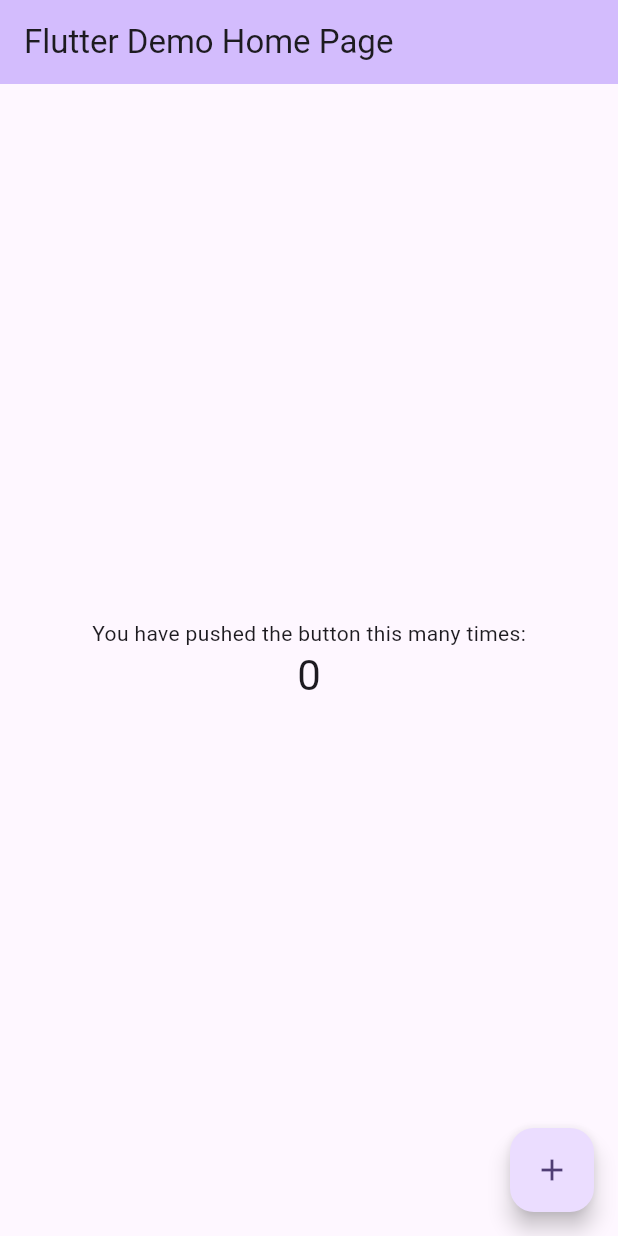
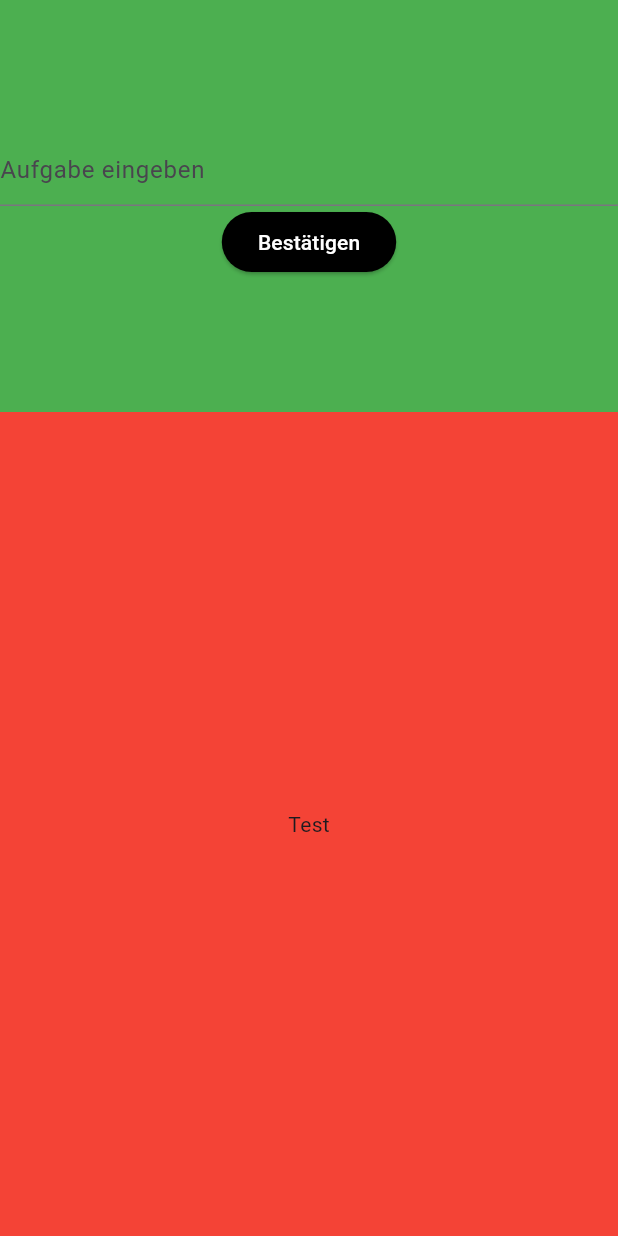
Before and after one commit to SoftwareLukas665/ToDoApp_Test, a Flutter app: the screen it shows after launch, on a phone screen of 412 x 824 dp. Run offline on Flutter 3.47's test engine with Material 3 defaults, Android fonts, the phone set to English and light mode, and no system bars.

Commit message:
taskSide hinzugefügt

```diff
--- a/lib/main.dart
+++ b/lib/main.dart
@@ -1,4 +1,5 @@
 import 'package:flutter/material.dart';
+import 'package:test_windows_projekt/taskSide.dart';
 
 void main() {
   runApp(const MyApp());
@@ -11,65 +12,11 @@ class MyApp extends StatelessWidget {
   @override
   Widget build(BuildContext context) {
     return MaterialApp(
-      //Update: Hier ist ein neuer Text
-      // Update 2 mal schauen ob es jetzt klappt git du hurensohn
-      // Junge ich kotze
-      // Fun Fact: Diese Linie wurde auf Windows bearbeitet
-
-      // Automatisch?
-      // 5 Minuten?
-      // Noch ein Test
-
       title: 'Flutter Demo',
       theme: ThemeData(
         colorScheme: ColorScheme.fromSeed(seedColor: Colors.deepPurple),
       ),
-      home: const MyHomePage(title: 'Flutter Demo Home Page'),
+      home: taskSide(),
     );
   }
 }
-
-class MyHomePage extends StatefulWidget {
-  const MyHomePage({super.key, required this.title});
-  final String title;
-
-  @override
-  State<MyHomePage> createState() => _MyHomePageState();
-}
-
-class _MyHomePageState extends State<MyHomePage> {
-  int _counter = 0;
-
-  void _incrementCounter() {
-    setState(() {
-      _counter++;
-    });
-  }
-
-  @override
-  Widget build(BuildContext context) {
-    return Scaffold(
-      appBar: AppBar(
-        backgroundColor: Theme.of(context).colorScheme.inversePrimary,
-        title: Text(widget.title),
-      ),
-      body: Center(
-        child: Column(
-          mainAxisAlignment: MainAxisAlignment.center,
-          children: <Widget>[
-            const Text('You have pushed the button this many times:'),
-            Text(
-              '$_counter',
-              style: Theme.of(context).textTheme.headlineMedium,
-            ),
-          ],
-        ),
-      ),
-      floatingActionButton: FloatingActionButton(
-        onPressed: _incrementCounter,
-        tooltip: 'Increment',
-        child: const Icon(Icons.add),
-      ),
-    );
-  }
-}
--- /dev/null
+++ b/lib/taskSide.dart
@@ -0,0 +1,52 @@
+import 'package:flutter/material.dart';
+
+class taskSide extends StatefulWidget {
+  const taskSide({super.key});
+
+  @override
+  State<taskSide> createState() => _taskSideState();
+}
+
+class _taskSideState extends State<taskSide> {
+  @override
+  Widget build(BuildContext context) {
+    return Scaffold(
+      body: Column(
+        children: [
+          Expanded(
+              child: Container(
+                color: Colors.green,
+                width: MediaQuery.sizeOf(context).width,
+                child: Column(
+                  children: [
+                    Spacer(),
+
+                    TextField(decoration: InputDecoration(hintText: "Aufgabe eingeben"),),
+                    ElevatedButton(style: ElevatedButton.styleFrom(
+                        backgroundColor: Colors.black,
+                        foregroundColor: Colors.white), onPressed: () {
+
+                    }, child: Text("Bestätigen")
+                    ),
+
+                    Spacer()
+                  ],
+                )
+              )
+          ),
+
+          Expanded(
+            flex: 2,
+              child: Container(
+                color: Colors.red,
+                width: MediaQuery.sizeOf(context).width,
+                child: Center(
+                  child: Text("Test"),
+                ),
+              )
+          ),
+        ],
+      ),
+    );
+  }
+}
```
